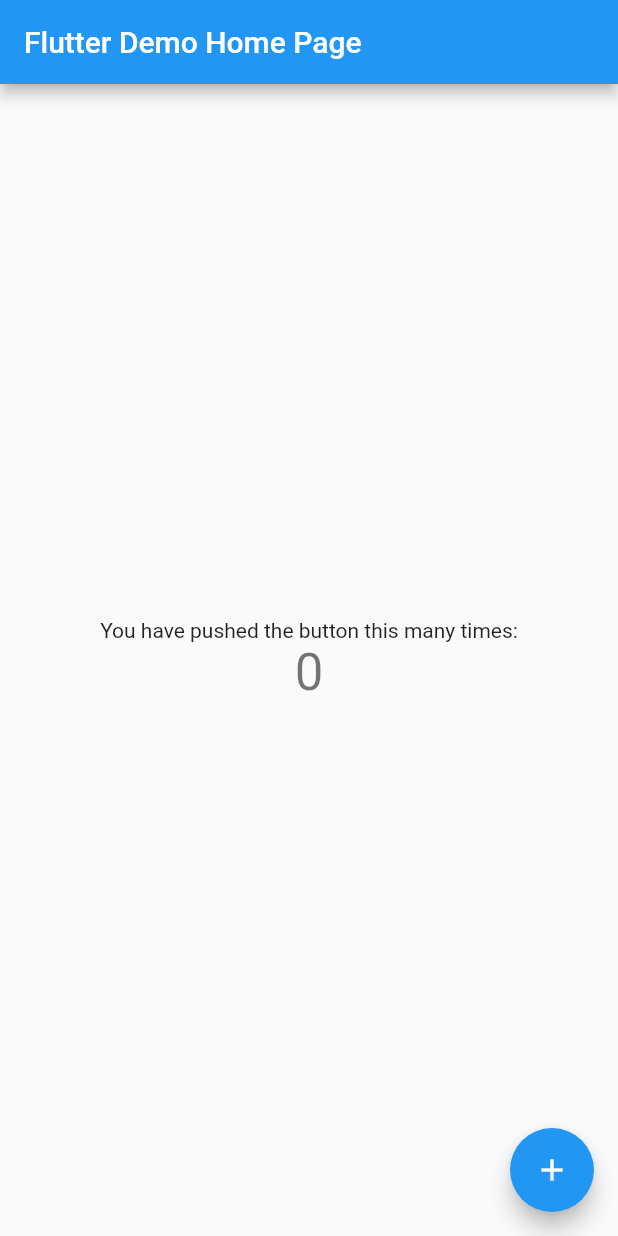
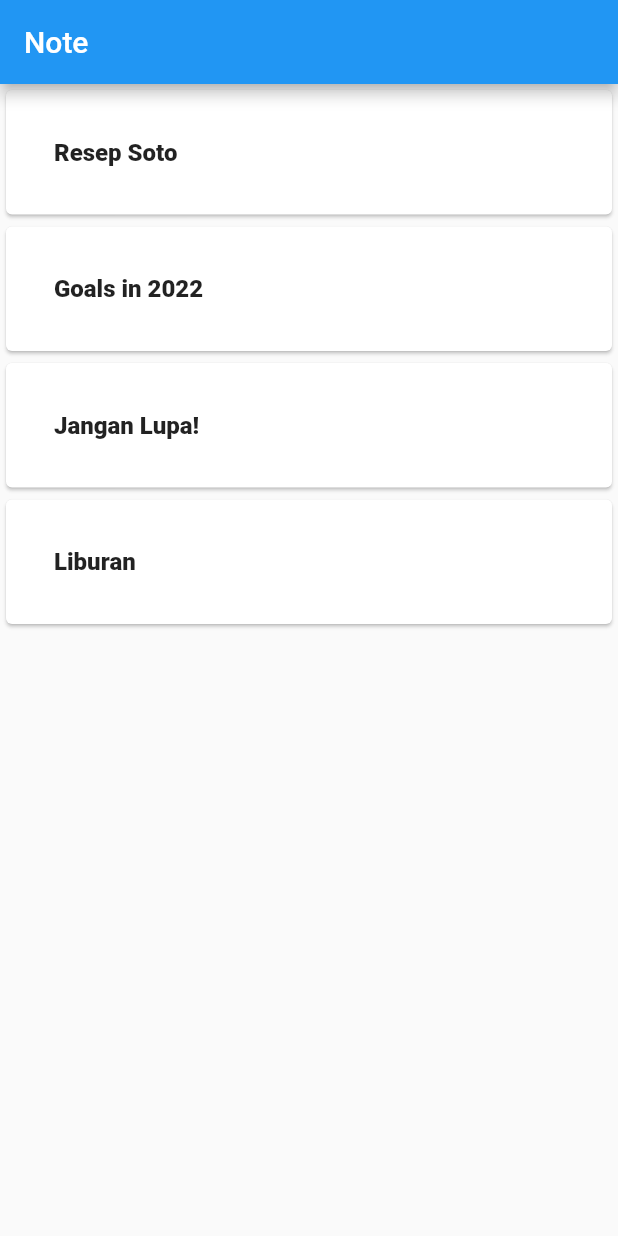
Before and after one commit to raflidev/flutter_note, a Flutter app: the screen it shows after launch, on a phone screen of 412 x 824 dp. Run offline on Flutter 3.47's test engine with Material 2 defaults, Android fonts, the phone set to English and light mode, and no system bars; Roboto replaces fonts that are missing (Staatliches).

Commit message:
creating model

```diff
--- a/lib/main.dart
+++ b/lib/main.dart
@@ -1,4 +1,5 @@
 import 'package:flutter/material.dart';
+import 'main_screen.dart';
 
 void main() {
   runApp(const MyApp());
@@ -12,104 +13,8 @@ class MyApp extends StatelessWidget {
   Widget build(BuildContext context) {
     return MaterialApp(
       title: 'Flutter Demo',
-      theme: ThemeData(
-        // This is the theme of your application.
-        //
-        // Try running your application with "flutter run". You'll see the
-        // application has a blue toolbar. Then, without quitting the app, try
-        // changing the primarySwatch below to Colors.green and then invoke
-        // "hot reload" (press "r" in the console where you ran "flutter run",
-        // or simply save your changes to "hot reload" in a Flutter IDE).
-        // Notice that the counter didn't reset back to zero; the application
-        // is not restarted.
-        primarySwatch: Colors.blue,
-      ),
-      home: const MyHomePage(title: 'Flutter Demo Home Page'),
+      theme: ThemeData(),
+      home: MainScreen(),
     );
   }
 }
-
-class MyHomePage extends StatefulWidget {
-  const MyHomePage({Key? key, required this.title}) : super(key: key);
-
-  // This widget is the home page of your application. It is stateful, meaning
-  // that it has a State object (defined below) that contains fields that affect
-  // how it looks.
-
-  // This class is the configuration for the state. It holds the values (in this
-  // case the title) provided by the parent (in this case the App widget) and
-  // used by the build method of the State. Fields in a Widget subclass are
-  // always marked "final".
-
-  final String title;
-
-  @override
-  State<MyHomePage> createState() => _MyHomePageState();
-}
-
-class _MyHomePageState extends State<MyHomePage> {
-  int _counter = 0;
-
-  void _incrementCounter() {
-    setState(() {
-      // This call to setState tells the Flutter framework that something has
-      // changed in this State, which causes it to rerun the build method below
-      // so that the display can reflect the updated values. If we changed
-      // _counter without calling setState(), then the build method would not be
-      // called again, and so nothing would appear to happen.
-      _counter++;
-    });
-  }
-
-  @override
-  Widget build(BuildContext context) {
-    // This method is rerun every time setState is called, for instance as done
-    // by the _incrementCounter method above.
-    //
-    // The Flutter framework has been optimized to make rerunning build methods
-    // fast, so that you can just rebuild anything that needs updating rather
-    // than having to individually change instances of widgets.
-    return Scaffold(
-      appBar: AppBar(
-        // Here we take the value from the MyHomePage object that was created by
-        // the App.build method, and use it to set our appbar title.
-        title: Text(widget.title),
-      ),
-      body: Center(
-        // Center is a layout widget. It takes a single child and positions it
-        // in the middle of the parent.
-        child: Column(
-          // Column is also a layout widget. It takes a list of children and
-          // arranges them vertically. By default, it sizes itself to fit its
-          // children horizontally, and tries to be as tall as its parent.
-          //
-          // Invoke "debug painting" (press "p" in the console, choose the
-          // "Toggle Debug Paint" action from the Flutter Inspector in Android
-          // Studio, or the "Toggle Debug Paint" command in Visual Studio Code)
-          // to see the wireframe for each widget.
-          //
-          // Column has various properties to control how it sizes itself and
-          // how it positions its children. Here we use mainAxisAlignment to
-          // center the children vertically; the main axis here is the vertical
-          // axis because Columns are vertical (the cross axis would be
-          // horizontal).
-          mainAxisAlignment: MainAxisAlignment.center,
-          children: <Widget>[
-            const Text(
-              'You have pushed the button this many times:',
-            ),
-            Text(
-              '$_counter',
-              style: Theme.of(context).textTheme.headline4,
-            ),
-          ],
-        ),
-      ),
-      floatingActionButton: FloatingActionButton(
-        onPressed: _incrementCounter,
-        tooltip: 'Increment',
-        child: const Icon(Icons.add),
-      ), // This trailing comma makes auto-formatting nicer for build methods.
-    );
-  }
-}
--- /dev/null
+++ b/lib/main_screen.dart
@@ -0,0 +1,65 @@
+import 'package:flutter/material.dart';
+import 'package:flutter_note/model/note_data.dart';
+import 'note_screen.dart';
+
+class MainScreen extends StatelessWidget {
+  @override
+  Widget build(BuildContext context) {
+    return Scaffold(
+      appBar: AppBar(
+        title: Text(
+          'Note',
+        ),
+      ),
+      body: ListView.builder(
+        itemBuilder: (context, index) {
+          final NoteData data = NoteDataList[index];
+
+          return Center(
+            child: Container(
+              width: 1200,
+              child: Column(
+                crossAxisAlignment: CrossAxisAlignment.start,
+                children: [
+                  InkWell(
+                    onTap: () {
+                      Navigator.push(
+                        context,
+                        MaterialPageRoute(
+                          builder: (context) {
+                            return NoteScreen(data: data);
+                          },
+                        ),
+                      );
+                    },
+                    child: Card(
+                      child: Padding(
+                        padding: const EdgeInsets.symmetric(
+                          horizontal: 32,
+                          vertical: 32,
+                        ),
+                        child: Row(
+                          children: [
+                            Text(
+                              data.title,
+                              style: TextStyle(
+                                fontSize: 16,
+                                fontWeight: FontWeight.w800,
+                                fontFamily: 'Staatliches',
+                              ),
+                            ),
+                          ],
+                        ),
+                      ),
+                    ),
+                  ),
+                ],
+              ),
+            ),
+          );
+        },
+        itemCount: NoteDataList.length,
+      ),
+    );
+  }
+}
--- /dev/null
+++ b/lib/model/note_data.dart
@@ -0,0 +1,29 @@
+class NoteData {
+  String title;
+  String text;
+
+  NoteData({
+    required this.title,
+    required this.text,
+  });
+}
+
+var NoteDataList = [
+  NoteData(
+    title: "Resep Soto",
+    text:
+        "daging, bumbu dapur, garam, merica, gula santan, bawang putih, bawang merah, tomat, jahe, ketumbar",
+  ),
+  NoteData(
+    title: "Goals in 2022",
+    text: "Belajar sampai bisa bikin project di publish playstore",
+  ),
+  NoteData(
+    title: "Jangan Lupa!",
+    text: "Beli game yakuza di summer sale steam",
+  ),
+  NoteData(
+    title: "Liburan",
+    text: "Ke Tangkuban Perahu bulan Juli",
+  ),
+];
--- /dev/null
+++ b/lib/note_screen.dart
@@ -0,0 +1,33 @@
+import 'package:flutter/material.dart';
+import 'package:flutter_note/model/note_data.dart';
+
+class NoteScreen extends StatelessWidget {
+  final NoteData data;
+
+  NoteScreen({required this.data});
+
+  @override
+  Widget build(BuildContext context) {
+    return Scaffold(
+      appBar: AppBar(
+        title: Text(data.title),
+      ),
+      body: SafeArea(
+        child: Column(
+          children: [
+            Padding(
+              padding: EdgeInsets.symmetric(
+                horizontal: 10,
+                vertical: 10,
+              ),
+              child: Text(
+                data.text,
+                style: TextStyle(fontWeight: FontWeight.w400, fontSize: 18),
+              ),
+            ),
+          ],
+        ),
+      ),
+    );
+  }
+}
```
